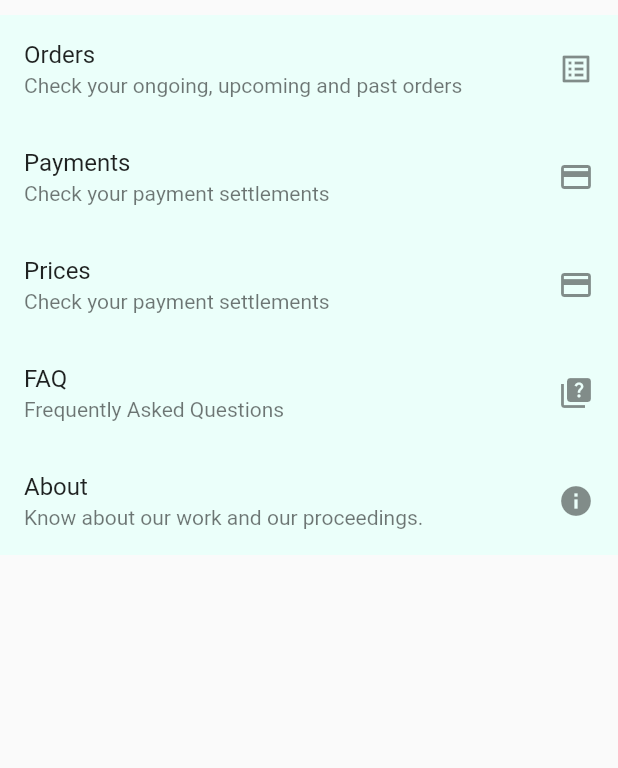
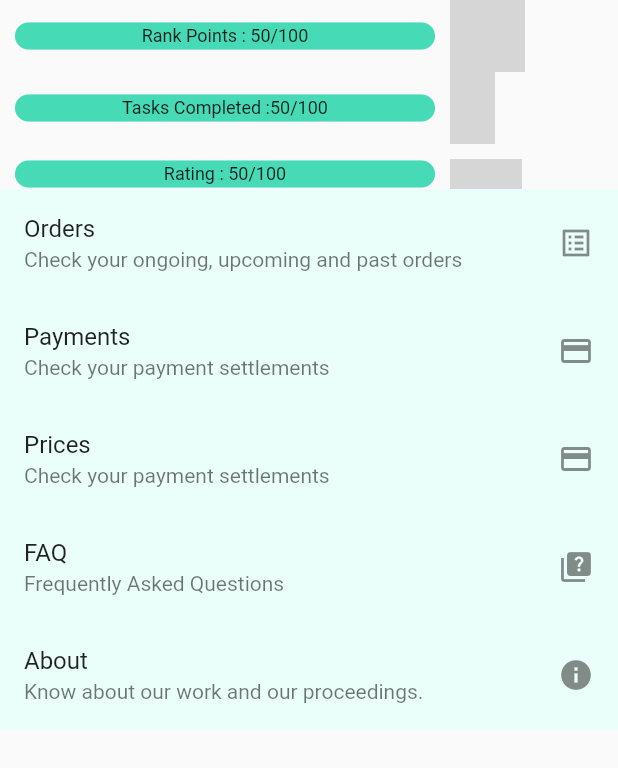
Before and after one commit to Shashank-mav/rabo_labs, a Flutter app: the ProfileFooter widget shown alone on an empty page, opened directly, on a phone screen of 412 x 824 dp. Shown: the top 768 px of the screen. Run offline on Flutter 3.47's test engine with Material 2 defaults, Android fonts, the phone set to English and light mode, and no system bars; drawn by our look-alikes of percent_indicator; our stand-ins replace curved_navigation_bar, flutter_image_slideshow, image_picker, lottie, material_design_icons_flutter; missing offline and left inert: number_inc_dec; network calls fail; grey boxes are pictures that could not be loaded.

Commit message:
profile changes

```diff
--- a/lib/main_screen.dart
+++ b/lib/main_screen.dart
@@ -7,7 +7,6 @@ import 'package:rabo_labs/navbar_key.dart';
 import 'package:rabo_labs/screens/feed.dart';
 import 'package:rabo_labs/screens/history_screen.dart';
 import 'package:rabo_labs/screens/home.dart';
-import 'package:rabo_labs/screens/message.dart';
 import 'package:rabo_labs/screens/rabo_labs_details.dart';
 
 // ignore: use_key_in_widget_constructors
--- a/lib/screens/prices_set.dart
+++ b/lib/screens/prices_set.dart
@@ -57,7 +57,7 @@ class _SPriceSet extends State<PriceSet> with SingleTickerProviderStateMixin {
           return <Widget>[
             SliverAppBar(
               backgroundColor: Color.fromARGB(153, 0, 200, 151),
-              title: Text('Tab Controller Example'),
+              title: Text('Prices'),
               pinned: true,
               floating: true,
               forceElevated: boxIsScrolled,
@@ -71,8 +71,10 @@ class _SPriceSet extends State<PriceSet> with SingleTickerProviderStateMixin {
                     text: "Body Scans",
                   ),
                   Tab(
+                    // icon: Icon(Icons.home),
                     text: "Physiotherapy",
                   ),
+                  // DropdownButton(items: , onChanged: ),
                   Tab(
                     text: "surgery",
                   )
--- a/lib/screens/rabo_labs_footer.dart
+++ b/lib/screens/rabo_labs_footer.dart
@@ -1,9 +1,11 @@
+import 'package:percent_indicator/linear_percent_indicator.dart';
 import 'package:rabo_labs/screens/aboutUs.dart';
 import 'package:rabo_labs/screens/faq.dart';
 import 'package:rabo_labs/screens/history_screen.dart';
 import 'package:rabo_labs/screens/prices_set.dart';
 import 'package:rabo_labs/screens/rabo_labs_details.dart';
 import 'package:flutter/material.dart';
+import 'package:lottie/lottie.dart';
 // import 'package:rabo/screens/rabo_sampleboy_profile_details.dart';
 
 class ProfileFooter extends StatelessWidget {
@@ -19,7 +21,97 @@ class ProfileFooter extends StatelessWidget {
             //     body:
             ListView(
       children: [
-        Padding(padding: EdgeInsets.only(left: 5, top: 10)),
+        Container(
+            // padding: EdgeInsets.only(top: 20),
+            child: Column(children: <Widget>[
+          Container(
+              // padding: EdgeInsets.only(bottom: 10),
+              child: Column(children: [
+            LinearPercentIndicator(
+              // padding: EdgeInsets.only(top: 5),
+              width: 300.0,
+              lineHeight: 18.0,
+              percent: 1,
+              backgroundColor: Color.fromARGB(249, 174, 245, 227),
+              progressColor: Color.fromARGB(153, 0, 200, 151),
+              animation: true,
+              animationDuration: 3000,
+              restartAnimation: true,
+              // fillColor: Color.fromARGB(153, 0, 200, 15),
+              barRadius: Radius.elliptical(10, 10),
+              center: Text(
+                "Rank Points : 50/100",
+                style: TextStyle(fontSize: 12),
+              ),
+              trailing: Lottie.network(
+                  "https://assets8.lottiefiles.com/temp/lf20_DGLtjO.json",
+                  width: 50,
+                  animate: true,
+                  // height: 80,
+                  // alignment: Alignment(-1, -1),
+                  fit: BoxFit.contain),
+              // curve: Curves.bounceIn,
+              // barRadius: ,
+            ),
+          ])),
+          Container(
+              padding: EdgeInsets.only(bottom: 10),
+              child: Row(children: [
+                LinearPercentIndicator(
+                  // padding: EdgeInsets.only(top: 5),
+                  width: 300.0,
+                  lineHeight: 18.0,
+                  percent: 1,
+                  backgroundColor: Color.fromARGB(249, 174, 245, 227),
+                  progressColor: Color.fromARGB(153, 0, 200, 151),
+                  animation: true,
+                  animationDuration: 3000,
+                  restartAnimation: true,
+                  animateFromLastPercent: true,
+                  // fillColor: Color.fromARGB(153, 0, 200, 15),
+                  barRadius: Radius.elliptical(10, 10),
+                  // leading: Text("Tasks"),
+                  center: Text(
+                    "Tasks Completed :50/100",
+                    style: TextStyle(fontSize: 12),
+                  ),
+                  trailing: Lottie.network(
+                      "https://assets1.lottiefiles.com/packages/lf20_h4th9ofg.json",
+                      width: 30),
+
+                  // curve: Curves.bounceIn,
+                  // barRadius: ,
+                ),
+              ])),
+          Container(
+              // padding: EdgeInsets.only(bottom: 10),
+              child: Row(children: [
+            LinearPercentIndicator(
+              // padding: EdgeInsets.only(top: 5),
+              width: 300.0,
+              lineHeight: 18.0,
+              percent: 1,
+              backgroundColor: Color.fromARGB(249, 174, 245, 227),
+              progressColor: Color.fromARGB(153, 0, 200, 151),
+              animation: true,
+              animationDuration: 3000,
+              restartAnimation: true,
+              animateFromLastPercent: true,
+              // fillColor: Color.fromARGB(153, 0, 200, 15),
+              barRadius: Radius.elliptical(10, 10),
+              center: Text(
+                "Rating : 50/100",
+                style: TextStyle(fontSize: 12),
+              ),
+              trailing: Lottie.network(
+                  "https://assets9.lottiefiles.com/packages/lf20_9dph3hxi.json",
+                  height: 20),
+
+              // curve: Curves.bounceIn,
+              // barRadius: ,
+            ),
+          ]))
+        ])),
         Container(
             color: Color.fromARGB(250, 235, 255, 250),
             child: ListTile(
--- a/pubspec.yaml
+++ b/pubspec.yaml
@@ -39,6 +39,9 @@ dependencies:
   material_design_icons_flutter: ^5.0.6595
   flutter_image_slideshow: ^0.1.2
   image_picker: ^0.8.5
+  percent_indicator: ^4.0.1
+  lottie: ^1.3.0
+  # dropdown_button2: ^1.5.1
 
 dev_dependencies:
   flutter_test:
```
Also changed, not shown: lib/screens/lab_test_prices.dart (+14 -20 lines), lib/screens/rabo_labs_details.dart (+18 -5 lines), lib/screens/rabo_labs_edit.dart (+8 -1 lines), pubspec.lock, 1 other file.
